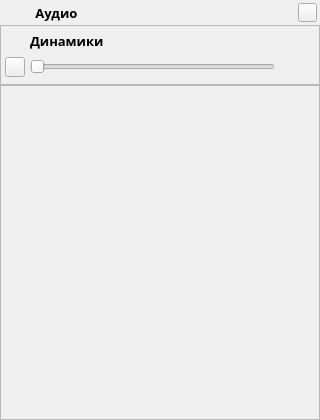
The window that main/ui/widget_0.ui (Curicano/OverlayGT) describes before a commit, drawn with Qt 5.
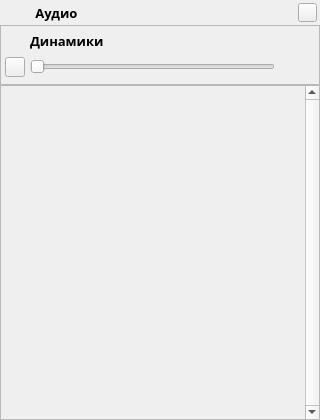
The same window after the commit. Icons and pictures are not drawn.

```diff
--- a/main/ui/widget_0.ui
+++ b/main/ui/widget_0.ui
@@ -242,6 +242,12 @@
      <height>335</height>
     </rect>
    </property>
+   <property name="verticalScrollBarPolicy">
+    <enum>Qt::ScrollBarAlwaysOn</enum>
+   </property>
+   <property name="horizontalScrollBarPolicy">
+    <enum>Qt::ScrollBarAlwaysOff</enum>
+   </property>
    <property name="widgetResizable">
     <bool>true</bool>
    </property>
@@ -250,7 +256,7 @@
      <rect>
       <x>0</x>
       <y>0</y>
-      <width>318</width>
+      <width>301</width>
       <height>333</height>
      </rect>
     </property>
```
